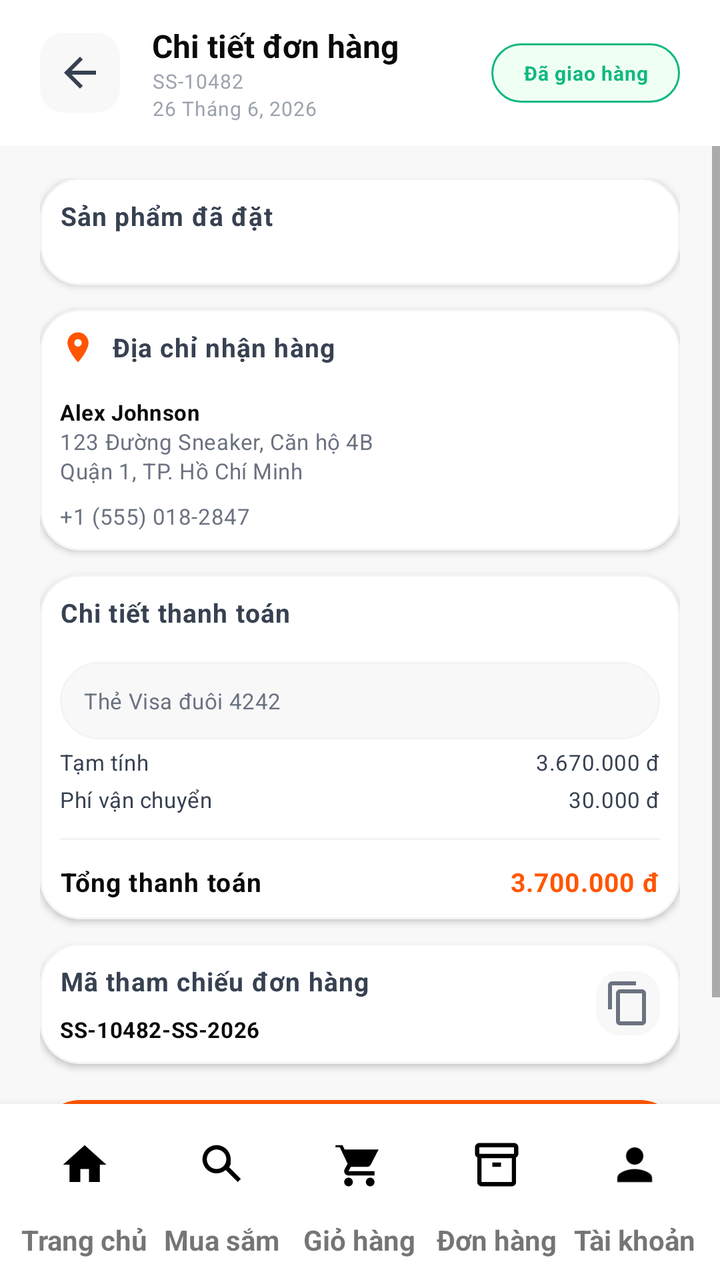
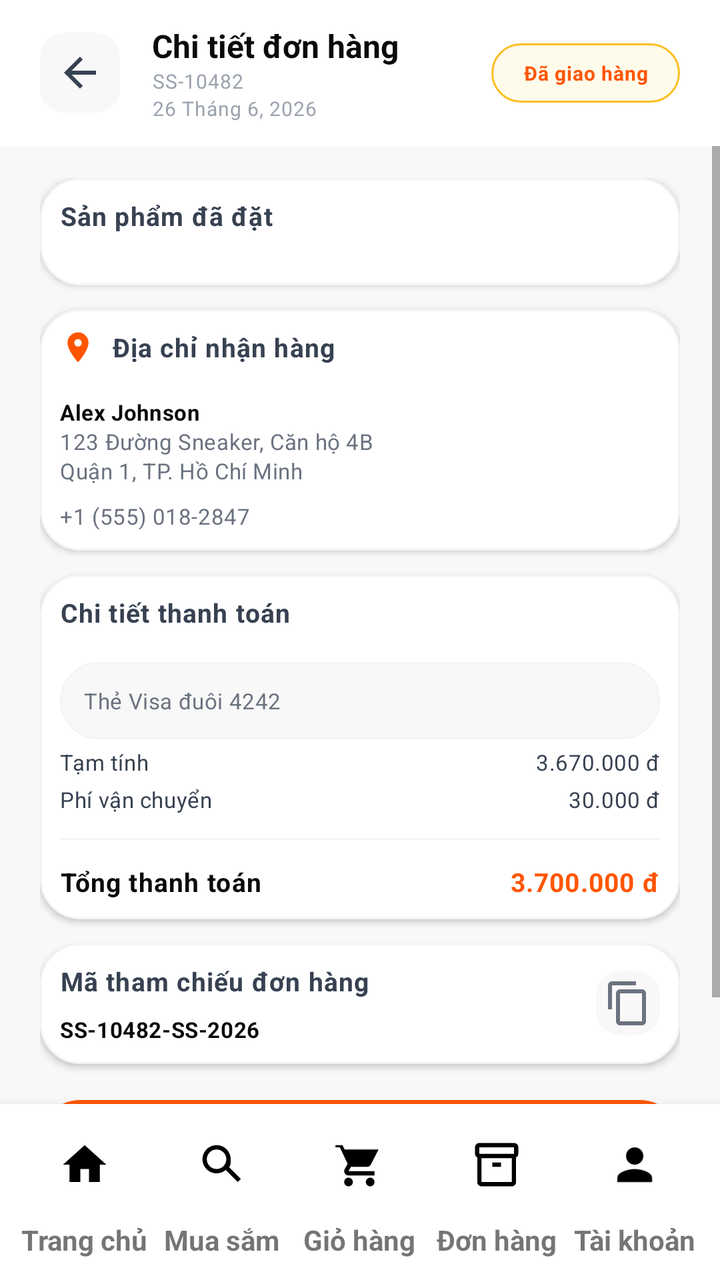

Before-and-after screenshots of an Android layout around one commit, followed by the original layout XML and the change that was made.
<!-- AndroidManifest.xml: application theme Theme.SoleStep -->
<!-- res/layout/activity_order_detail.xml -->
<?xml version="1.0" encoding="utf-8"?>
<androidx.constraintlayout.widget.ConstraintLayout xmlns:android="http://schemas.android.com/apk/res/android"
    xmlns:app="http://schemas.android.com/apk/res-auto"
    xmlns:tools="http://schemas.android.com/tools"
    android:id="@+id/main"
    android:layout_width="match_parent"
    android:layout_height="match_parent"
    android:background="@color/bg_secondary"
    tools:context=".user.OrderDetailActivity">

    <LinearLayout
        android:id="@+id/header"
        android:layout_width="0dp"
        android:layout_height="wrap_content"
        android:background="@color/bg_primary"
        android:gravity="center_vertical"
        android:orientation="horizontal"
        android:paddingStart="@dimen/space_screen_horizontal"
        android:paddingTop="@dimen/space_screen_vertical"
        android:paddingEnd="@dimen/space_screen_horizontal"
        android:paddingBottom="@dimen/space_screen_vertical"
        app:layout_constraintEnd_toEndOf="parent"
        app:layout_constraintStart_toStartOf="parent"
        app:layout_constraintTop_toTopOf="parent">

        <ImageButton
            android:id="@+id/back_button"
            android:layout_width="@dimen/btn_icon_size"
            android:layout_height="@dimen/btn_icon_size"
            android:background="@drawable/bg_rounded_gray"
            android:contentDescription="@string/action_back"
            android:padding="@dimen/space_8"
            android:src="@drawable/ic_arrow_back"
            android:tint="@color/text_secondary" />

        <LinearLayout
            android:layout_width="0dp"
            android:layout_height="wrap_content"
            android:layout_marginStart="@dimen/space_8"
            android:layout_weight="1"
            android:orientation="vertical">

            <TextView
                android:id="@+id/order_detail_title_text"
                android:layout_width="wrap_content"
                android:layout_height="wrap_content"
                android:text="@string/order_detail_title"
                android:textAppearance="@style/TextAppearance.SoleStep.Subheading" />

            <TextView
                android:id="@+id/order_detail_id_text"
                android:layout_width="wrap_content"
                android:layout_height="wrap_content"
                android:text="SS-10482"
                android:textAppearance="@style/TextAppearance.SoleStep.Caption" />

            <TextView
                android:id="@+id/order_detail_date_text"
                android:layout_width="wrap_content"
                android:layout_height="wrap_content"
                android:text="26 Tháng 6, 2026"
                android:textAppearance="@style/TextAppearance.SoleStep.Caption" />
        </LinearLayout>

        <TextView
            android:id="@+id/order_detail_status_badge"
            android:layout_width="wrap_content"
            android:layout_height="wrap_content"
            android:paddingStart="@dimen/space_8"
            android:paddingTop="@dimen/space_4"
            android:paddingEnd="@dimen/space_8"
            android:paddingBottom="@dimen/space_4"
            android:background="@drawable/bg_status_delivered"
            android:text="@string/status_delivered"
            android:textAppearance="@style/TextAppearance.SoleStep.Caption"
            android:textColor="@color/status_success"
            android:textStyle="bold" />
    </LinearLayout>

    <ScrollView
        android:id="@+id/detail_scroll"
        android:layout_width="0dp"
        android:layout_height="0dp"
        android:fillViewport="true"
        android:overScrollMode="never"
        app:layout_constraintBottom_toTopOf="@id/bottom_navigation"
        app:layout_constraintEnd_toEndOf="parent"
        app:layout_constraintStart_toStartOf="parent"
        app:layout_constraintTop_toBottomOf="@id/header">

        <LinearLayout
            android:layout_width="match_parent"
            android:layout_height="wrap_content"
            android:orientation="vertical"
            android:paddingHorizontal="@dimen/space_screen_horizontal"
            android:paddingVertical="@dimen/space_8">

            <com.google.android.material.card.MaterialCardView
                style="@style/Widget.SoleStep.CardView"
                android:layout_width="match_parent"
                android:layout_height="wrap_content"
                android:layout_marginBottom="@dimen/space_card_gap"
                app:cardUseCompatPadding="false"
                app:strokeWidth="@dimen/stroke_thin"
                app:strokeColor="@color/border_light">

                <LinearLayout
                    android:id="@+id/order_items_container"
                    android:layout_width="match_parent"
                    android:layout_height="wrap_content"
                    android:orientation="vertical"
                    android:padding="@dimen/space_card_padding">

                    <TextView
                        android:id="@+id/order_items_title"
                        android:layout_width="wrap_content"
                        android:layout_height="wrap_content"
                        android:text="@string/order_detail_items"
                        android:textAppearance="@style/TextAppearance.SoleStep.Body"
                        android:textColor="@color/text_secondary"
                        android:textStyle="bold" />

                    <androidx.recyclerview.widget.RecyclerView
                        android:id="@+id/order_items_recycler"
                        android:layout_width="match_parent"
                        android:layout_height="wrap_content"
                        android:layout_marginTop="@dimen/space_8"
                        android:nestedScrollingEnabled="false" />
                </LinearLayout>
            </com.google.android.material.card.MaterialCardView>

            <com.google.android.material.card.MaterialCardView
                style="@style/Widget.SoleStep.CardView"
                android:layout_width="match_parent"
                android:layout_height="wrap_content"
                android:layout_marginBottom="@dimen/space_card_gap"
                app:cardUseCompatPadding="false"
                app:strokeWidth="@dimen/stroke_thin"
                app:strokeColor="@color/border_light">

                <LinearLayout
                    android:layout_width="match_parent"
                    android:layout_height="wrap_content"
                    android:orientation="vertical"
                    android:padding="@dimen/space_card_padding">

                    <LinearLayout
                        android:layout_width="match_parent"
                        android:layout_height="wrap_content"
                        android:gravity="center_vertical"
                        android:orientation="horizontal">

                        <ImageView
                            android:layout_width="@dimen/icon_md"
                            android:layout_height="@dimen/icon_md"
                            android:src="@drawable/ic_map_pin"
                            android:tint="@color/brand_orange" />

                        <TextView
                            android:layout_width="wrap_content"
                            android:layout_height="wrap_content"
                            android:layout_marginStart="@dimen/space_4"
                            android:text="@string/order_detail_address"
                            android:textAppearance="@style/TextAppearance.SoleStep.Body"
                            android:textColor="@color/text_secondary"
                            android:textStyle="bold" />
                    </LinearLayout>

                    <TextView
                        android:id="@+id/shipping_name_text"
                        android:layout_width="wrap_content"
                        android:layout_height="wrap_content"
                        android:layout_marginTop="@dimen/space_8"
                        android:text="Alex Johnson"
                        android:textAppearance="@style/TextAppearance.SoleStep.BodySmall"
                        android:textColor="@color/text_primary"
                        android:textStyle="bold" />

                    <TextView
                        android:id="@+id/shipping_line_one_text"
                        android:layout_width="wrap_content"
                        android:layout_height="wrap_content"
                        android:text="123 Đường Sneaker, Căn hộ 4B"
                        android:textAppearance="@style/TextAppearance.SoleStep.BodySmall" />

                    <TextView
                        android:id="@+id/shipping_line_two_text"
                        android:layout_width="wrap_content"
                        android:layout_height="wrap_content"
                        android:text="Quận 1, TP. Hồ Chí Minh"
                        android:textAppearance="@style/TextAppearance.SoleStep.BodySmall" />

                    <TextView
                        android:id="@+id/shipping_phone_text"
                        android:layout_width="wrap_content"
                        android:layout_height="wrap_content"
                        android:layout_marginTop="@dimen/space_4"
                        android:text="+1 (555) 018-2847"
                        android:textAppearance="@style/TextAppearance.SoleStep.BodySmall" />
                </LinearLayout>
            </com.google.android.material.card.MaterialCardView>

            <com.google.android.material.card.MaterialCardView
                style="@style/Widget.SoleStep.CardView"
                android:layout_width="match_parent"
                android:layout_height="wrap_content"
                android:layout_marginBottom="@dimen/space_card_gap"
                app:cardUseCompatPadding="false"
                app:strokeWidth="@dimen/stroke_thin"
                app:strokeColor="@color/border_light">

                <LinearLayout
                    android:layout_width="match_parent"
                    android:layout_height="wrap_content"
                    android:orientation="vertical"
                    android:padding="@dimen/space_card_padding">

                    <TextView
                        android:layout_width="wrap_content"
                        android:layout_height="wrap_content"
                        android:text="@string/order_detail_payment"
                        android:textAppearance="@style/TextAppearance.SoleStep.Body"
                        android:textColor="@color/text_secondary"
                        android:textStyle="bold" />

                    <TextView
                        android:id="@+id/payment_method_text"
                        android:layout_width="match_parent"
                        android:layout_height="wrap_content"
                        android:layout_marginTop="@dimen/space_8"
                        android:background="@drawable/bg_input_light"
                        android:padding="@dimen/space_6"
                        android:text="Thẻ Visa đuôi 4242"
                        android:textAppearance="@style/TextAppearance.SoleStep.BodySmall" />

                    <LinearLayout
                        android:layout_width="match_parent"
                        android:layout_height="wrap_content"
                        android:orientation="horizontal"
                        android:layout_marginTop="@dimen/space_2">

                        <TextView
                            android:layout_width="0dp"
                            android:layout_height="wrap_content"
                            android:layout_weight="1"
                            android:text="@string/cart_subtotal"
                            android:textAppearance="@style/TextAppearance.SoleStep.BodySmall"
                            android:textColor="@color/text_secondary" />

                        <TextView
                            android:id="@+id/payment_subtotal_value"
                            android:layout_width="wrap_content"
                            android:layout_height="wrap_content"
                            android:text="3.670.000 đ"
                            android:textAppearance="@style/TextAppearance.SoleStep.BodySmall"
                            android:textColor="@color/text_secondary" />
                    </LinearLayout>

                    <LinearLayout
                        android:layout_width="match_parent"
                        android:layout_height="wrap_content"
                        android:orientation="horizontal"
                        android:layout_marginTop="@dimen/space_2">
                        <TextView
                            android:layout_width="0dp"
                            android:layout_height="wrap_content"
                            android:layout_weight="1"
                            android:text="@string/cart_shipping"
                            android:textAppearance="@style/TextAppearance.SoleStep.BodySmall"
                            android:textColor="@color/text_secondary" />

                        <TextView
                            android:id="@+id/payment_shipping_value"
                            android:layout_width="wrap_content"
                            android:layout_height="wrap_content"
                            android:text="30.000 đ"
                            android:textAppearance="@style/TextAppearance.SoleStep.BodySmall"
                            android:textColor="@color/text_secondary" />
                        </LinearLayout>


                    <View
                        android:layout_width="match_parent"
                        android:layout_height="@dimen/stroke_thin"
                        android:layout_marginTop="@dimen/space_6"
                        android:layout_marginBottom="@dimen/space_6"
                        android:background="@color/border_light" />

                    <LinearLayout
                        android:layout_width="match_parent"
                        android:layout_height="wrap_content"
                        android:gravity="center_vertical"
                        android:orientation="horizontal">

                        <TextView
                            android:id="@+id/payment_total_label"
                            android:layout_width="0dp"
                            android:layout_height="wrap_content"
                            android:layout_weight="1"
                            android:text="@string/order_detail_total_paid"
                            android:textAppearance="@style/TextAppearance.SoleStep.Body"
                            android:textColor="@color/text_primary"
                            android:textStyle="bold" />

                        <TextView
                            android:id="@+id/payment_total_value"
                            android:layout_width="wrap_content"
                            android:layout_height="wrap_content"
                            android:text="3.700.000 đ"
                            android:textAppearance="@style/TextAppearance.SoleStep.PriceSmall" />
                    </LinearLayout>

                </LinearLayout>
            </com.google.android.material.card.MaterialCardView>

            <com.google.android.material.card.MaterialCardView
                style="@style/Widget.SoleStep.CardView"
                android:layout_width="match_parent"
                android:layout_height="wrap_content"
                android:layout_marginBottom="@dimen/space_card_gap"
                app:cardUseCompatPadding="false"
                app:strokeWidth="@dimen/stroke_thin"
                app:strokeColor="@color/border_light">

                <LinearLayout
                    android:layout_width="match_parent"
                    android:layout_height="wrap_content"
                    android:gravity="center_vertical"
                    android:orientation="horizontal"
                    android:padding="@dimen/space_card_padding">

                    <LinearLayout
                        android:layout_width="0dp"
                        android:layout_height="wrap_content"
                        android:layout_weight="1"
                        android:orientation="vertical">

                        <TextView
                            android:layout_width="wrap_content"
                            android:layout_height="wrap_content"
                            android:text="@string/order_detail_ref"
                            android:textAppearance="@style/TextAppearance.SoleStep.Body"
                            android:textColor="@color/text_secondary"
                            android:textStyle="bold" />

                        <TextView
                            android:id="@+id/order_reference_text"
                            android:layout_width="wrap_content"
                            android:layout_height="wrap_content"
                            android:layout_marginTop="@dimen/space_4"
                            android:text="SS-10482-SS-2026"
                            android:textAppearance="@style/TextAppearance.SoleStep.BodySmall"
                            android:textColor="@color/text_primary"
                            android:textStyle="bold" />
                    </LinearLayout>

                    <ImageButton
                        android:id="@+id/copy_order_reference_button"
                        android:layout_width="@dimen/btn_icon_size_small"
                        android:layout_height="@dimen/btn_icon_size_small"
                        android:background="@drawable/bg_rounded_gray"
                        android:contentDescription="@string/action_copy"
                        android:padding="@dimen/space_6"
                        android:src="@drawable/ic_copy"
                        android:tint="@color/text_tertiary" />
                </LinearLayout>
            </com.google.android.material.card.MaterialCardView>

            <com.google.android.material.button.MaterialButton
                android:id="@+id/rate_products_button"
                style="@style/Widget.SoleStep.Button.Primary"
                android:layout_width="match_parent"
                android:layout_height="wrap_content"
                android:text="@string/order_detail_btn_rate" />
        </LinearLayout>
    </ScrollView>

    <include
        layout="@layout/view_bottom_navigation"
        android:layout_width="0dp"
        android:layout_height="@dimen/bottom_nav_height"
        app:layout_constraintBottom_toBottomOf="parent"
        app:layout_constraintEnd_toEndOf="parent"
        app:layout_constraintStart_toStartOf="parent" />
</androidx.constraintlayout.widget.ConstraintLayout>
<!-- res/layout/view_bottom_navigation.xml (included above) -->
<?xml version="1.0" encoding="utf-8"?>
<LinearLayout xmlns:android="http://schemas.android.com/apk/res/android"
    android:id="@+id/bottom_navigation"
    android:layout_width="match_parent"
    android:layout_height="@dimen/bottom_nav_height"
    android:background="@color/bg_primary"
    android:elevation="@dimen/elev_bottom_nav"
    android:gravity="center"
    android:orientation="horizontal"
    android:paddingStart="@dimen/space_4"
    android:paddingEnd="@dimen/space_4"
    android:paddingBottom="@dimen/space_4">

    <LinearLayout
        android:layout_width="0dp"
        android:layout_height="match_parent"
        android:layout_weight="1"
        android:clickable="true"
        android:focusable="true"
        android:foreground="?attr/selectableItemBackground"
        android:gravity="center"
        android:orientation="vertical"
        android:tag="home">

        <FrameLayout
            android:layout_width="@dimen/bottom_nav_item_icon_container"
            android:layout_height="@dimen/bottom_nav_item_icon_container"
            android:tag="icon_container">

            <ImageView
                android:layout_width="@dimen/bottom_nav_icon_size"
                android:layout_height="@dimen/bottom_nav_icon_size"
                android:layout_gravity="center"
                android:contentDescription="@string/nav_home"
                android:src="@drawable/ic_material_home"
                android:tag="icon" />
        </FrameLayout>

        <TextView
            android:layout_width="wrap_content"
            android:layout_height="wrap_content"
            android:tag="label"
            android:text="@string/nav_home"
            android:textSize="14sp"
            android:textStyle="bold" />
    </LinearLayout>

    <LinearLayout
        android:layout_width="0dp"
        android:layout_height="match_parent"
        android:layout_weight="1"
        android:clickable="true"
        android:focusable="true"
        android:foreground="?attr/selectableItemBackground"
        android:gravity="center"
        android:orientation="vertical"
        android:tag="search">

        <FrameLayout
            android:layout_width="@dimen/bottom_nav_item_icon_container"
            android:layout_height="@dimen/bottom_nav_item_icon_container"
            android:tag="icon_container">

            <ImageView
                android:layout_width="@dimen/bottom_nav_icon_size"
                android:layout_height="@dimen/bottom_nav_icon_size"
                android:layout_gravity="center"
                android:contentDescription="@string/nav_search"
                android:src="@drawable/ic_material_search"
                android:tag="icon" />
        </FrameLayout>

        <TextView
            android:layout_width="wrap_content"
            android:layout_height="wrap_content"
            android:tag="label"
            android:text="@string/nav_search"
            android:textSize="14sp"
            android:textStyle="bold" />
    </LinearLayout>

    <LinearLayout
        android:layout_width="0dp"
        android:layout_height="match_parent"
        android:layout_weight="1"
        android:clickable="true"
        android:focusable="true"
        android:foreground="?attr/selectableItemBackground"
        android:gravity="center"
        android:orientation="vertical"
        android:tag="cart">

        <FrameLayout
            android:layout_width="@dimen/bottom_nav_item_icon_container"
            android:layout_height="@dimen/bottom_nav_item_icon_container"
            android:tag="icon_container">

            <ImageView
                android:layout_width="@dimen/bottom_nav_icon_size"
                android:layout_height="@dimen/bottom_nav_icon_size"
                android:layout_gravity="center"
                android:contentDescription="@string/nav_cart"
                android:src="@drawable/ic_material_shopping_cart"
                android:tag="icon" />
        </FrameLayout>

        <TextView
            android:layout_width="wrap_content"
            android:layout_height="wrap_content"
            android:tag="label"
            android:text="@string/nav_cart"
            android:textSize="14sp"
            android:textStyle="bold" />
    </LinearLayout>

    <LinearLayout
        android:layout_width="0dp"
        android:layout_height="match_parent"
        android:layout_weight="1"
        android:clickable="true"
        android:focusable="true"
        android:foreground="?attr/selectableItemBackground"
        android:gravity="center"
        android:orientation="vertical"
        android:tag="orders">

        <FrameLayout
            android:layout_width="@dimen/bottom_nav_item_icon_container"
            android:layout_height="@dimen/bottom_nav_item_icon_container"
            android:tag="icon_container">

            <ImageView
                android:layout_width="@dimen/bottom_nav_icon_size"
                android:layout_height="@dimen/bottom_nav_icon_size"
                android:layout_gravity="center"
                android:contentDescription="@string/nav_orders"
                android:src="@drawable/ic_material_inventory_2"
                android:tag="icon" />
        </FrameLayout>

        <TextView
            android:layout_width="wrap_content"
            android:layout_height="wrap_content"
            android:tag="label"
            android:text="@string/nav_orders"
            android:textSize="14sp"
            android:textStyle="bold" />
    </LinearLayout>

    <LinearLayout
        android:layout_width="0dp"
        android:layout_height="match_parent"
        android:layout_weight="1"
        android:clickable="true"
        android:focusable="true"
        android:foreground="?attr/selectableItemBackground"
        android:gravity="center"
        android:orientation="vertical"
        android:tag="profile">

        <FrameLayout
            android:layout_width="@dimen/bottom_nav_item_icon_container"
            android:layout_height="@dimen/bottom_nav_item_icon_container"
            android:tag="icon_container">

            <ImageView
                android:layout_width="@dimen/bottom_nav_icon_size"
                android:layout_height="@dimen/bottom_nav_icon_size"
                android:layout_gravity="center"
                android:contentDescription="@string/nav_profile"
                android:src="@drawable/ic_material_person"
                android:tag="icon" />
        </FrameLayout>

        <TextView
            android:layout_width="wrap_content"
            android:layout_height="wrap_content"
            android:tag="label"
            android:text="@string/nav_profile"
            android:textSize="14sp"
            android:textStyle="bold" />
    </LinearLayout>
</LinearLayout>
<!-- resources referenced by this layout -->
<resources>
  <color name="bg_primary">#FFFFFF</color>
  <color name="bg_secondary">#F8F8F8</color>
  <color name="border_light">#F3F4F6</color>
  <color name="brand_orange">#FF5500</color>
  <color name="status_success">#10B981</color>
  <color name="text_primary">#0A0A0A</color>
  <color name="text_secondary">#374151</color>
  <color name="text_tertiary">#6B7280</color>
  <dimen name="bottom_nav_height">88dp</dimen>
  <dimen name="btn_icon_size">40dp</dimen>
  <dimen name="elev_bottom_nav">8dp</dimen>
  <dimen name="icon_md">18dp</dimen>
  <dimen name="space_2">4dp</dimen>
  <dimen name="space_4">8dp</dimen>
  <dimen name="space_6">12dp</dimen>
  <dimen name="space_8">16dp</dimen>
  <dimen name="space_card_gap">12dp</dimen>
  <dimen name="space_card_padding">10dp</dimen>
  <dimen name="stroke_thin">1dp</dimen>
  <string name="action_back">Quay lại</string>
  <string name="action_copy">Sao chép</string>
  <string name="cart_subtotal">Tạm tính</string>
  <string name="nav_cart">Giỏ hàng</string>
  <string name="nav_home">Trang chủ</string>
  <string name="nav_orders">Đơn hàng</string>
  <string name="nav_profile">Tài khoản</string>
  <string name="nav_search">Mua sắm</string>
  <dimen name="radius_input">20dp</dimen>
  <dimen name="radius_md">12dp</dimen>
  <dimen name="radius_pill">999dp</dimen>
  <dimen name="font_body">13sp</dimen>
  <dimen name="font_caption">11sp</dimen>
  <dimen name="font_caption_small">10sp</dimen>
  <color name="text_muted">#9CA3AF</color>
  <dimen name="font_price_small">13sp</dimen>
  <dimen name="font_subheading">16sp</dimen>
  <color name="brand_white">#FFFFFF</color>
  <dimen name="radius_button">20dp</dimen>
  <dimen name="btn_height_large">52dp</dimen>
  <dimen name="space_16">32dp</dimen>
  <dimen name="elev_raised">4dp</dimen>
  <dimen name="radius_card">20dp</dimen>
  <dimen name="elev_card">2dp</dimen>
  <color name="brand_black">#0A0A0A</color>
  <color name="status_error">#EF4444</color>
  <dimen name="font_label">14sp</dimen>
  <dimen name="radius_sm">8dp</dimen>
  <dimen name="radius_lg">16dp</dimen>
  <dimen name="radius_2xl">24dp</dimen>
  <dimen name="font_display">48sp</dimen>
  <dimen name="font_title_large">24sp</dimen>
  <dimen name="font_title">20sp</dimen>
  <dimen name="font_headline">18sp</dimen>
  <dimen name="font_overline">9sp</dimen>
  <color name="border_normal">#E5E7EB</color>
  <color name="text_placeholder">#D1D5DB</color>
  <dimen name="radius_chip">12dp</dimen>
  <dimen name="space_12">24dp</dimen>
  <dimen name="btn_height_tiny">28dp</dimen>
  <dimen name="toolbar_height">56dp</dimen>
  <dimen name="elev_top_bar">4dp</dimen>
  <dimen name="elev_fab">6dp</dimen>
  <!-- unchanged entries left out for length: 51 -->
</resources>

<!-- the commit's change to res/layout/activity_order_detail.xml (unified diff, before → after) -->
@@ -70,10 +70,10 @@
             android:paddingTop="@dimen/space_4"
             android:paddingEnd="@dimen/space_8"
             android:paddingBottom="@dimen/space_4"
-            android:background="@drawable/bg_status_delivered"
+            android:background="@drawable/bg_status_badge"
             android:text="@string/status_delivered"
             android:textAppearance="@style/TextAppearance.SoleStep.Caption"
-            android:textColor="@color/status_success"
+            android:textColor="@color/color_status_badge"
             android:textStyle="bold" />
     </LinearLayout>
 
<!-- resource entries referenced after the edit -->
@@ -5,6 +5,8 @@
   <color name="border_light">#F3F4F6</color>
   <color name="brand_orange">#FF5500</color>
   <color name="status_success">#10B981</color>
+  <color name="status_warning_bg_light">#FFFBEB</color>
+  <color name="status_warning">#FBBF24</color>
   <color name="text_primary">#0A0A0A</color>
   <color name="text_secondary">#374151</color>
   <color name="text_tertiary">#6B7280</color>
@@ -19,6 +21,13 @@
   <dimen name="space_card_gap">12dp</dimen>
   <dimen name="space_card_padding">10dp</dimen>
   <dimen name="stroke_thin">1dp</dimen>
+  <!-- drawable bg_status_badge (drawable) -->
+  <?xml version="1.0" encoding="utf-8"?>
+  <selector xmlns:android="http://schemas.android.com/apk/res/android">
+      <item android:state_activated="true" android:drawable="@drawable/bg_status_delivered" />
+      <item android:state_selected="true" android:drawable="@drawable/bg_status_cancelled" />
+      <item android:drawable="@drawable/bg_status_pending" />
+  </selector>
   <string name="action_back">Quay lại</string>
   <string name="action_copy">Sao chép</string>
   <string name="cart_subtotal">Tạm tính</string>
@@ -29,6 +38,25 @@
   <string name="nav_search">Mua sắm</string>
   <dimen name="radius_input">20dp</dimen>
   <dimen name="radius_md">12dp</dimen>
+  <!-- drawable bg_status_cancelled (drawable) -->
+  <?xml version="1.0" encoding="utf-8"?>
+  <shape xmlns:android="http://schemas.android.com/apk/res/android">
+      <corners android:radius="@dimen/radius_pill" />
+      <solid android:color="#33FF4444" /> 
+      <padding
+          android:bottom="@dimen/space_4"
+          android:left="@dimen/space_8"
+          android:right="@dimen/space_8"
+          android:top="@dimen/space_4" />
+  </shape>
+  <!-- drawable bg_status_pending (drawable) -->
+  <?xml version="1.0" encoding="utf-8"?>
+  <shape xmlns:android="http://schemas.android.com/apk/res/android"
+      android:shape="rectangle">
+      <solid android:color="@color/status_warning_bg_light" />
+      <corners android:radius="@dimen/radius_pill" />
+      <stroke android:width="@dimen/stroke_thin" android:color="@color/status_warning" />
+  </shape>
   <dimen name="radius_pill">999dp</dimen>
   <dimen name="font_body">13sp</dimen>
   <dimen name="font_caption">11sp</dimen>
